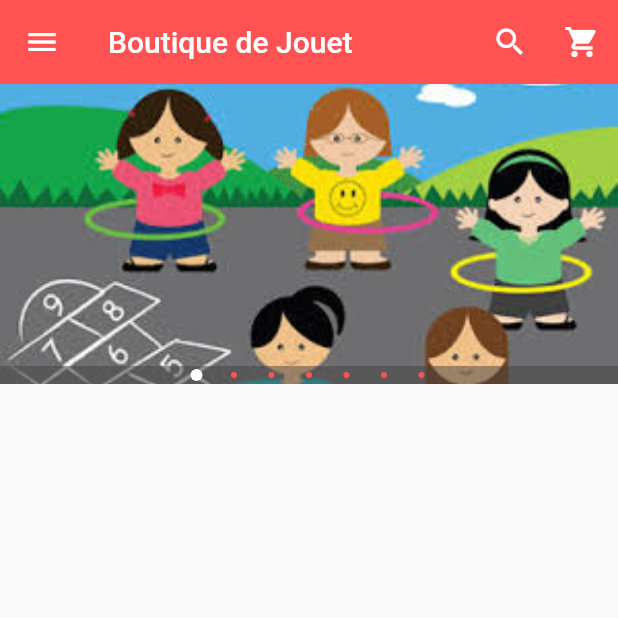
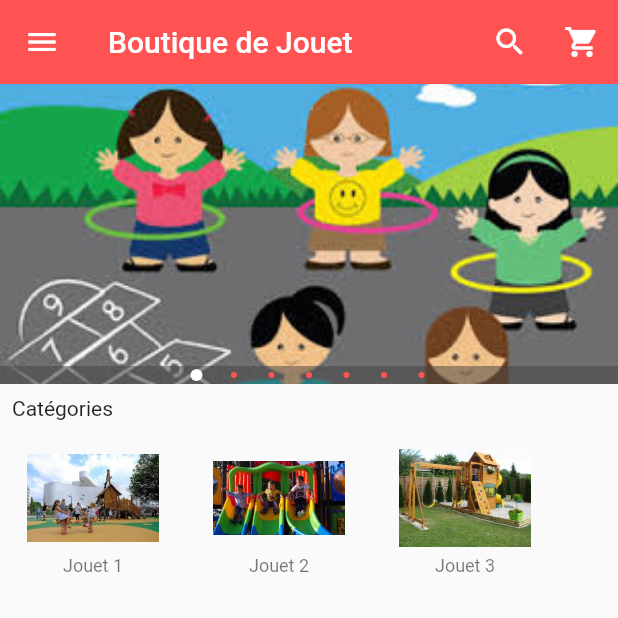
Before and after one commit to abdoulaye-ndiaye/JouetAppFlutter, a Flutter app: the screen it shows after launch, on a phone screen of 412 x 824 dp, the top half of it. Run offline on Flutter 3.47's test engine with Material 2 defaults, Android fonts, the light colour scheme and no system bars; drawn by our look-alikes of carousel_pro.

Commit message:
horizontal

```diff
--- /dev/null
+++ b/jouetapp/lib/componets/horizontal_listview.dart
@@ -0,0 +1,59 @@
+import 'package:flutter/material.dart';
+
+class HorizontaList extends StatelessWidget {
+  const HorizontaList({Key? key}) : super(key: key);
+
+  @override
+  Widget build(BuildContext context) {
+    return SizedBox(
+      height: 80.0,
+      child: ListView(
+        scrollDirection: Axis.horizontal,
+        children: <Widget>[
+          Category(
+            imageLocation: 'images/produits/image5.jpeg',
+            imageCaption: 'Jouet 1',
+          ),
+          Category(
+            imageLocation: 'images/produits/image2.jpeg',
+            imageCaption: 'Jouet 2',
+          ),
+          Category(
+            imageLocation: 'images/produits/image4.jpeg',
+            imageCaption: 'Jouet 3',
+          ),
+        ],
+      ),
+    );
+  }
+}
+
+// ignore: use_key_in_widget_constructors
+class Category extends StatelessWidget {
+  final String imageLocation;
+  final String imageCaption;
+
+  // ignore: prefer_const_constructors_in_immutables
+  Category({Key? key, required this.imageLocation, required this.imageCaption})
+      : super(key: key);
+
+  @override
+  Widget build(BuildContext context) {
+    return Padding(
+      padding: const EdgeInsets.all(2.0),
+      child: InkWell(
+        onTap: null,
+        child: SizedBox(
+          width: 120.0,
+          child: ListTile(
+            title: Image.asset(imageLocation, width: 120.0, height: 90.0),
+            subtitle: Container(
+              alignment: Alignment.topCenter,
+              child: Text(imageCaption,style: const TextStyle(fontSize: 12.0),),
+            )
+          ),
+        ),
+      ),
+    );
+  }
+}
--- a/jouetapp/lib/main.dart
+++ b/jouetapp/lib/main.dart
@@ -1,7 +1,8 @@
 import 'package:flutter/material.dart';
 // ignore: import_of_legacy_library_into_null_safe
 import 'package:carousel_pro/carousel_pro.dart';
-
+// My own imports
+import 'package:jouetapp/componets/horizontal_listview.dart';
 void main() {
   runApp(MaterialApp(
     debugShowCheckedModeBanner: false,
@@ -150,7 +151,14 @@ class _HomePageState extends State<HomePage> {
       ),
       body: ListView(
         children: <Widget>[
+          //imageCarousel begins
           imageCarousel,
+          // padding widget
+          const Padding(padding: EdgeInsets.all(8.0),
+          child: Text('Catégories'),
+          ),
+          //horizontal liste views
+          const HorizontaList(),
         ]
       ),
     );
```
